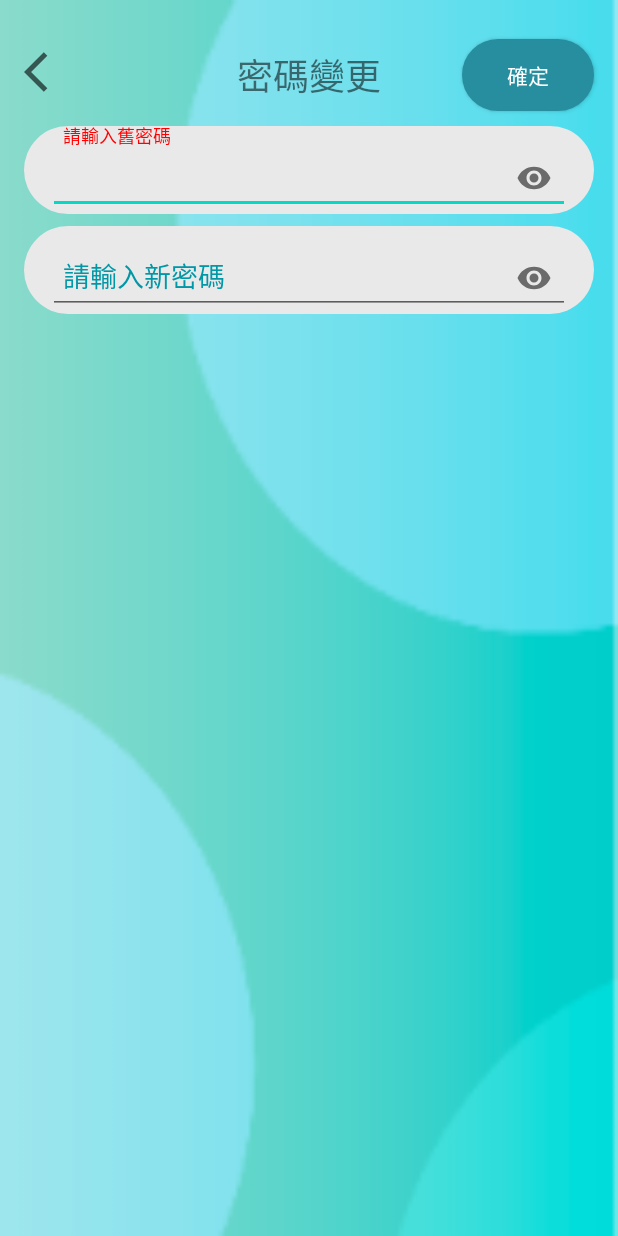
After one commit to alfayu6799/YHYHealthy, an Android app: the UserChangePassActivity screen opened directly, with no data from a screen before it, on a phone screen of 412 x 824 dp. The commit adds this screen. Run offline under Robolectric (Android 15) with nearby library versions, the phone set to English and light mode, and no system bars.

Commit message:
設定-基本資料 - 密碼變更 layout & Activity

```diff
--- a/app/src/main/AndroidManifest.xml
+++ b/app/src/main/AndroidManifest.xml
@@ -11,7 +11,8 @@
         android:roundIcon="@mipmap/ic_launcher_round"
         android:supportsRtl="true"
         android:theme="@style/AppTheme.NoActionBar">
-        <activity android:name=".UserBasicActivity"></activity>
+        <activity android:name=".UserChangePassActivity"></activity>
+        <activity android:name=".UserBasicActivity" />
         <activity android:name=".SysBleActivity" />
         <activity android:name=".SysObservationActivity" />
         <activity android:name=".PregnancySettingActivity" />
--- /dev/null
+++ b/app/src/main/java/com/example/yhyhealthydemo/UserChangePassActivity.java
@@ -0,0 +1,50 @@
+package com.example.yhyhealthydemo;
+
+import androidx.appcompat.app.AppCompatActivity;
+
+import android.os.Bundle;
+import android.view.View;
+import android.widget.Button;
+import android.widget.ImageView;
+
+/**
+ * 使用者變更密碼
+ * */
+
+public class UserChangePassActivity extends AppCompatActivity implements View.OnClickListener {
+
+    Button update;
+    ImageView back;
+
+    @Override
+    protected void onCreate(Bundle savedInstanceState) {
+        super.onCreate(savedInstanceState);
+        setContentView(R.layout.activity_userchange_passwd);
+
+        initView();
+    }
+
+    private void initView() {
+        update = findViewById(R.id.btnUpdatePassWD);
+        back = findViewById(R.id.ivBackSetting5);
+        update.setOnClickListener(this);
+        back.setOnClickListener(this);
+    }
+
+    @Override
+    public void onClick(View view) {
+        switch (view.getId()){
+            case R.id.ivBackSetting5: //回上頁
+                finish();
+                break;
+            case R.id.btnUpdatePassWD:
+                updateToApi();       //上傳到後台更新
+                break;
+
+        }
+    }
+
+    //後台更新
+    private void updateToApi() {
+    }
+}
--- a/app/src/main/res/layout/activity_user_basic.xml
+++ b/app/src/main/res/layout/activity_user_basic.xml
@@ -6,7 +6,6 @@
     android:layout_height="match_parent"
     android:background="@mipmap/yhy_background"
     tools:context=".UserBasicActivity">
-
 
     <TextView
         android:id="@+id/textView39"
@@ -46,7 +45,7 @@
         android:inputType="text"
         android:lines="1"
         android:maxLength="20"
-        android:hint="@string/please_input_account"
+        android:hint="@string/please_input_name"
         app:layout_constraintEnd_toEndOf="parent"
         app:layout_constraintStart_toStartOf="parent"
         app:layout_constraintTop_toBottomOf="@+id/textUserAccount" />
--- /dev/null
+++ b/app/src/main/res/layout/activity_userchange_passwd.xml
@@ -0,0 +1,110 @@
+<?xml version="1.0" encoding="utf-8"?>
+<androidx.constraintlayout.widget.ConstraintLayout xmlns:android="http://schemas.android.com/apk/res/android"
+    xmlns:app="http://schemas.android.com/apk/res-auto"
+    xmlns:tools="http://schemas.android.com/tools"
+    android:layout_width="match_parent"
+    android:layout_height="match_parent"
+    android:background="@mipmap/yhy_background"
+    tools:context=".UserChangePassActivity">
+
+    <TextView
+        android:id="@+id/textView41"
+        android:layout_width="wrap_content"
+        android:layout_height="wrap_content"
+        android:layout_marginTop="32dp"
+        android:textSize="24dp"
+        android:text="@string/setting_user_change_password"
+        app:layout_constraintEnd_toEndOf="parent"
+        app:layout_constraintStart_toStartOf="parent"
+        app:layout_constraintTop_toTopOf="parent" />
+
+    <com.google.android.material.textfield.TextInputLayout
+        android:id="@+id/inputLayoutOldPassword"
+        android:layout_width="match_parent"
+        android:layout_height="wrap_content"
+        android:layout_marginStart="16dp"
+        android:layout_marginTop="16dp"
+        android:layout_marginEnd="16dp"
+        android:background="@drawable/shape_edit_background"
+        android:textColorHint="@color/colorPrimaryDark"
+        app:hintTextColor="@color/red"
+        app:passwordToggleEnabled="true"
+        app:layout_constraintEnd_toEndOf="parent"
+        app:layout_constraintStart_toStartOf="parent"
+        app:layout_constraintTop_toBottomOf="@+id/textView41">
+
+        <EditText
+            android:id="@+id/edtOldPassword"
+            android:layout_width="match_parent"
+            android:layout_height="wrap_content"
+            android:layout_marginStart="16dp"
+            android:layout_marginTop="24dp"
+            android:layout_marginEnd="16dp"
+            android:ems="8"
+            android:hint="@string/please_input_old_password"
+            android:inputType="numberPassword"
+            android:padding="10dp" />
+
+    </com.google.android.material.textfield.TextInputLayout>
+
+    <com.google.android.material.textfield.TextInputLayout
+        android:id="@+id/inputLayoutNewPassword"
+        android:layout_width="match_parent"
+        android:layout_height="wrap_content"
+        android:layout_marginStart="16dp"
+        android:layout_marginTop="8dp"
+        android:layout_marginEnd="16dp"
+        android:background="@drawable/shape_edit_background"
+        android:textColorHint="@color/colorPrimaryDark"
+        app:hintTextColor="@color/red"
+        app:layout_constraintEnd_toEndOf="parent"
+        app:layout_constraintStart_toStartOf="parent"
+        app:layout_constraintTop_toBottomOf="@+id/inputLayoutOldPassword"
+        app:passwordToggleEnabled="true">
+
+        <EditText
+            android:id="@+id/inputNewPassword"
+            android:layout_width="match_parent"
+            android:layout_height="wrap_content"
+            android:layout_marginStart="16dp"
+            android:layout_marginTop="16dp"
+            android:layout_marginEnd="16dp"
+            android:ems="8"
+            android:hint="@string/please_input_new_password"
+            android:inputType="numberPassword"
+            android:padding="10dp" />
+    </com.google.android.material.textfield.TextInputLayout>
+
+
+
+    <androidx.constraintlayout.widget.Guideline
+        android:id="@+id/guideline19"
+        android:layout_width="wrap_content"
+        android:layout_height="wrap_content"
+        android:orientation="vertical"
+        app:layout_constraintGuide_begin="300dp" />
+
+    <Button
+        android:id="@+id/btnUpdatePassWD"
+        android:layout_width="wrap_content"
+        android:layout_height="wrap_content"
+        android:layout_marginStart="8dp"
+        android:textColor="@color/white"
+        android:text="@string/slycalendar_save"
+        android:background="@drawable/shape_268e9f"
+        app:layout_constraintBottom_toBottomOf="@+id/textView41"
+        app:layout_constraintStart_toStartOf="@+id/guideline19"
+        app:layout_constraintTop_toTopOf="@+id/textView41" />
+
+    <ImageView
+        android:id="@+id/ivBackSetting5"
+        android:layout_width="wrap_content"
+        android:layout_height="wrap_content"
+        android:layout_marginStart="16dp"
+        android:layout_marginTop="32dp"
+        android:src="@drawable/ic_baseline_arrow_back_ios_32"
+        app:layout_constraintStart_toStartOf="parent"
+        app:layout_constraintTop_toTopOf="parent" />
+
+
+</androidx.constraintlayout.widget.ConstraintLayout>
--- a/app/src/main/res/values/strings.xml
+++ b/app/src/main/res/values/strings.xml
@@ -149,4 +149,6 @@
     <string name="please_input_email">請輸入信箱地址</string>
     <string name="please_input_area_code">請輸入國際區碼</string>
     <string name="please_input_phone">請輸入手機號碼</string>
+    <string name="please_input_old_password">請輸入舊密碼</string>
+    <string name="please_input_new_password">請輸入新密碼</string>
 </resources>
```
Also changed, not shown: app/src/main/java/com/example/yhyhealthydemo/SystemUserActivity.java (+27 -4 lines), app/src/main/java/com/example/yhyhealthydemo/module/ApiProxy.java (+19 -16 lines).
